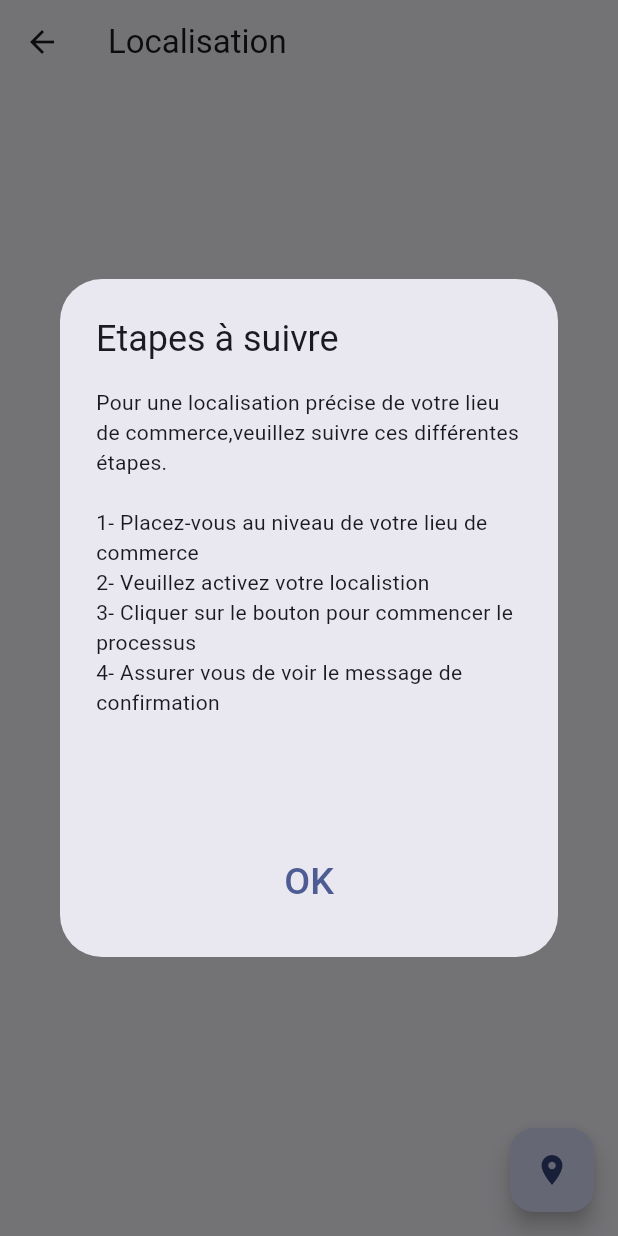
After one commit to 01warrior/projet_yanana, a Flutter app: the Accueil_boutiquier screen opened directly, item 2 of the bottom bar chosen, after a tap on "Localisation", on a phone screen of 412 x 824 dp. The commit adds this screen. Run offline on Flutter 3.47's test engine with Material 3 defaults, Android fonts, the phone set to English and light mode, and no system bars; our stand-ins replace cloud_firestore, dots_indicator, firebase_auth, firebase_core, flutter_spinkit, geolocator and 1 more; missing offline and left inert: navigation_with_mapbox; accounts and stored records are empty.

Commit message:
refactoring du code pour la gestion avec les checkbox,puis mise en place de la fonctionnalité parametre

```diff
--- a/lib/models/gaz/boutiquier_back.dart
+++ b/lib/models/gaz/boutiquier_back.dart
@@ -18,8 +18,8 @@ class  BoutiquierBack {
       .then((value) {
         ecoutStock.setNonRecupData=false;
         if(value.size ==0 ){
-          for(var n in nomGaz){
-            db.doc(n).set( {'quantite':0},SetOptions(merge: true));
+          for(var n in nomGaz){//PERMET D'ENR TOUT LES GAZ DISPO DANS LA BD QUAND VIENT FIRSTLY
+            db.doc(n).set( {'vend':false,'dispo':false},SetOptions(merge: true));
           }
 
         }
@@ -29,20 +29,64 @@ class  BoutiquierBack {
             var dat = doc.data() ;
             if(doc.id == nomGaz[0]){
               ecoutStock.setQteOryx6 = dat["quantite"] ;
+              if(dat['vend']){
+                ecoutStock.setVendOryx = true;
+                ecoutStock.getListGazVendu.addAll(['Oryx6','Oryx12']);
+              }
+              if(dat['dispo']){
+                ecoutStock.getListGazDispo.add('Oryx6');
+              }
+
             }else if(doc.id == "Oryx12"){
               ecoutStock.setQteOryx12 = dat['quantite'] ;
+              if(dat['dispo']){
+                ecoutStock.getListGazDispo.add('Oryx12');
+              }
             }else if(doc.id == "Total6"){
               ecoutStock.setQteTotal6 = dat["quantite"];
+              if(dat['vend']){
+                ecoutStock.setVendTotal = true;
+                ecoutStock.getListGazVendu.addAll(['Total6','Total12']);
+              }
+              if(dat['dispo']){
+                ecoutStock.getListGazDispo.add('Total6');
+              }
+
             }else if(doc.id == "Total12"){
               ecoutStock.setQteTotal12 = dat["quantite"];
+              if(dat['dispo']){
+                ecoutStock.getListGazDispo.add('Total12');
+              }
+
             }else if(doc.id == "Sodigaz6"){
               ecoutStock.setQteSodigaz6 = dat["quantite"];
+              if(dat['vend']){
+                ecoutStock.setVendSodigaz = true;
+                ecoutStock.getListGazVendu.addAll(['Sodigaz6','Sodigaz12']);
+              }
+              if(dat['dispo']){
+                ecoutStock.getListGazDispo.add('Sodigaz6');
+              }
             }else if(doc.id == nomGaz[5]){
               ecoutStock.setQteSodigaz12 = dat["quantite"];
+              if(dat['dispo']){
+                ecoutStock.getListGazDispo.add('Sodigaz12');
+              }
+
             }else if(doc.id == nomGaz[6]){
               ecoutStock.setQtePegaz6 = dat["quantite"];
+              if(dat['vend']){
+                ecoutStock.setVendPegaz = true;
+                ecoutStock.getListGazVendu.addAll(['Pegaz6','Pegaz12']);
+              }
+              if(dat['dispo']){
+                ecoutStock.getListGazDispo.add('Pegaz6');
+              }
             }else if(doc.id == nomGaz[7]){
               ecoutStock.setQtePegaz12 = dat["quantite"];
+              if(dat['dispo']){
+                ecoutStock.getListGazDispo.add('Pegaz12');
+              }
             }
           }
         }
@@ -50,6 +94,20 @@ class  BoutiquierBack {
     }
   }
 
+  Future<void> updateGazVendu({required BuildContext context,required String gaz6,required String gaz12,required bool ch})async{
+    final ec = Provider.of<ListenerBoutiq>(context,listen: false);
+    final id = FirebaseAuth.instance.currentUser!.uid;
+    final db = FirebaseFirestore.instance.collection('users').doc('$id');
+    db.collection('gaz').doc(gaz6).update({'vend':ch});
+    db.collection('gaz').doc(gaz12).update({'vend':ch});
+    ch ?ec.getListGazVendu.addAll([gaz6,gaz12]) :ec.getListGazVendu.removeWhere( (e){return e == gaz6 || e == gaz12; });
+  }
+
+  Future<void> updateGazDispo({required String docGaz,required bool dispo})async{
+    final id = FirebaseAuth.instance.currentUser!.uid;
+    final db = FirebaseFirestore.instance.collection('users').doc('$id');
+    db.collection('gaz').doc(docGaz).update({'dispo':dispo});
+  }
 
 
   Future<bool> ajoutStock({required BuildContext context, required String nomGaz,required int nombre})async{
--- a/lib/vue/gaz/boutiquiers/listener.dart
+++ b/lib/vue/gaz/boutiquiers/listener.dart
@@ -11,6 +11,53 @@ class ListenerBoutiq extends ChangeNotifier{
   int _qteSodigaz6 = 0;
   int _qteSodigaz12 = 0;
   bool _nonRecupData = true;
+
+  bool _dispoOryx6 = false;
+  bool _dispoOryx12 = false;
+  bool _dispoTotal12 = false;
+  bool _dispoTotal6 = false;
+  bool _dispoPegaz12 = false;
+  bool _dispoPegaz6 = false;
+  bool _dispoSodigaz12 = false;
+  bool _dispoSodigaz6 = false;
+
+  bool _vendOryx = false;
+  bool _vendTotal = false;
+  bool _vendPegaz = false;
+  bool _vendSodigaz = false;
+  List _listGazVendu = [];
+  List<String> _listGazDispo =  [];
+
+  List get getListGazVendu => _listGazVendu;
+  List get getListGazDispo => _listGazDispo;
+
+  bool get getDispoOryx6 => _dispoOryx6;
+  set setDispoOryx6(bool d){
+    _dispoOryx6 = d;
+    notifyListeners();
+  }
+
+  bool get getVendOryx => _vendOryx;
+  set setVendOryx(bool v){
+    _vendOryx = v;
+    notifyListeners();
+  }
+  bool get getVendTotal => _vendTotal;
+  set setVendTotal(bool v){
+    _vendTotal = v;
+    notifyListeners();
+  }
+  bool get getVendPegaz => _vendPegaz;
+  set setVendPegaz(bool v){
+    _vendPegaz = v;
+    notifyListeners();
+  }
+  bool get getVendSodigaz => _vendSodigaz;
+  set setVendSodigaz(bool v){
+    _vendSodigaz = v;
+    notifyListeners();
+  }
+
 
   bool get getNonRecupData => _nonRecupData;
   set setNonRecupData(bool r){
--- /dev/null
+++ b/lib/vue/gaz/boutiquiers/parametre.dart
@@ -0,0 +1,82 @@
+import 'package:flutter/material.dart';
+import 'package:yanana/vue/gaz/boutiquiers/parametre/gaz_vendu.dart';
+import 'package:yanana/vue/gaz/boutiquiers/parametre/localisation.dart';
+
+class Param extends StatelessWidget{
+  const Param({super.key});
+
+  @override
+  Widget build(BuildContext context){
+
+    return Scaffold(
+      body: Container(
+        padding:EdgeInsets.only(top:50),
+        child:Column(
+          children: [
+            ListTile(
+              title:Text('Profil',style: TextStyle(fontStyle: FontStyle.italic,fontWeight:FontWeight.bold),),
+              onTap: (){},
+            ),
+            Divider(
+              height:0
+            ),
+            ListTile(
+              title:Text('Localisation',style: TextStyle(fontStyle: FontStyle.italic,fontWeight:FontWeight.bold)),
+              onTap: (){
+
+                Navigator.of(context).push(
+                  MaterialPageRoute(builder: (context) => Localisation() )
+                );
+               locateInstruction(context);
+              },
+            ),
+            Divider(
+              height:0
+            ),
+            ListTile(
+              title:Text('Gaz vendu',style: TextStyle(fontStyle: FontStyle.italic,fontWeight:FontWeight.bold)),
+              onTap: (){
+                Navigator.of(context).push(
+                  MaterialPageRoute(builder: (context) => GazVendu() )
+                );
+              },
+            ),
+            Divider(
+              height:0
+            ),
+            ListTile(
+              title:Text('Deconnexion',style: TextStyle(fontStyle: FontStyle.italic,fontWeight:FontWeight.bold)),
+              onTap: (){},
+            ),
+            Divider(
+              height:0
+            )
+          ],
+        )
+      ),
+      floatingActionButton: FloatingActionButton(onPressed: (){}),
+    );
+  }
+  locateInstruction(BuildContext context) {
+    showDialog(
+      context: context,
+      builder: (context){
+        return AlertDialog(
+          title: Text('Etapes à suivre'),
+          content:Text("""Pour une localisation précise de votre lieu de commerce,veuillez suivre ces différentes étapes.
+
+1- Placez-vous au niveau de votre lieu de commerce
+2- Veuillez activez votre localistion
+3- Cliquer sur le bouton pour commencer le processus
+4- Assurer vous de voir le message de confirmation
+
+
+          """),
+          actionsAlignment: MainAxisAlignment.center,
+          actions: [TextButton(onPressed: (){Navigator.of(context).pop();}, child: Text('OK',style:TextStyle(fontSize: 25)))],
+        );
+      }
+    );
+  }
+}
+//Text('Pour une localisation précise de votre lieu de commerce,veuillez suivre ces différentes étapes.')
--- /dev/null
+++ b/lib/vue/gaz/boutiquiers/parametre/localisation.dart
@@ -0,0 +1,18 @@
+import 'package:flutter/material.dart';
+
+
+class Localisation extends StatelessWidget{
+  const Localisation({super.key});
+
+  @override
+  Widget build(BuildContext context){
+    return Scaffold(
+      appBar: AppBar(title:const Text('Localisation'),),
+      body: Container(),
+      floatingActionButton: FloatingActionButton(
+        onPressed: (){},
+        child:Icon(Icons.location_on)
+      ),
+    );
+  }
+}
--- a/lib/vue/gaz/boutiquiers/vente_boutiquier.dart
+++ b/lib/vue/gaz/boutiquiers/vente_boutiquier.dart
@@ -158,11 +158,8 @@ class _VenteBoutiquierState extends State<VenteBoutiquier> {
                 width: 300,
                 height: 90,
                 child: ElevatedButton(onPressed: () {
-<<<<<<< HEAD
 
-=======
                   //FirebaseAuth.instance.signOut();
->>>>>>> dc7dd4a2fa9e75f9b26b42a02c94242d67ebc10d
                   if( _formKey.currentState!.validate() && _poidsC.text != '' && _gazC.text != '' ){// PERMET DE CONTROLER LES SAISIES DU USER AVANT DE TRAITER LES DATAS
                     print('modiaaaaaa');
                     _quantiteC.text = _quantiteC.text.trim(); // SUPPRIMER LES ESPACES AUX EXTREMITE DE LA DATA SAISIE
```
Also changed, not shown: lib/vue/gaz/boutiquiers/accueil_boutiquier.dart (+7 -7 lines), lib/vue/gaz/boutiquiers/gest_boutiquier.dart (added, +70 -0 lines), lib/vue/gaz/boutiquiers/parametre/gaz_vendu.dart (added, +153 -0 lines), lib/main.dart (line endings or trailing spaces), lib/vue/gaz/boutiquiers/parametre/profil.dart (added), pubspec.lock, 2 other files.
